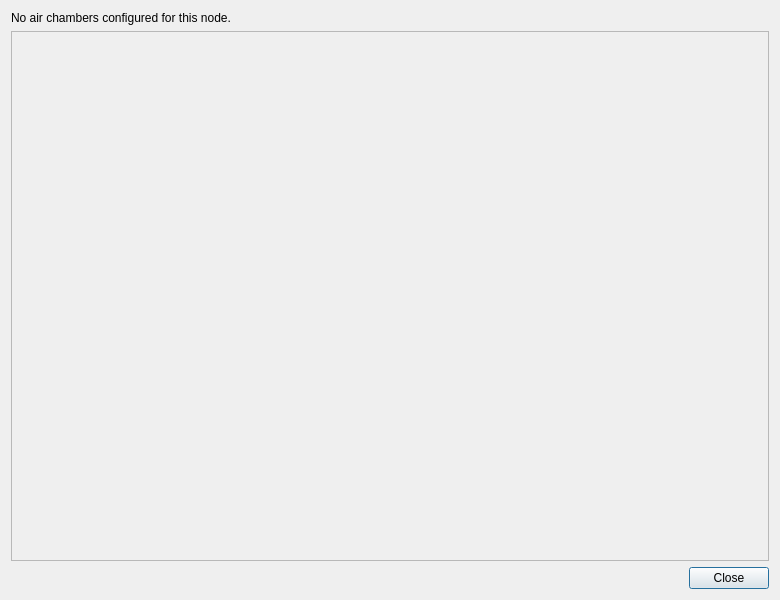
Before: the Qt Designer form src/gui/ui/test_actuators_dialog.ui in techandpeople/SoftEdIBO, drawn with Qt 5.
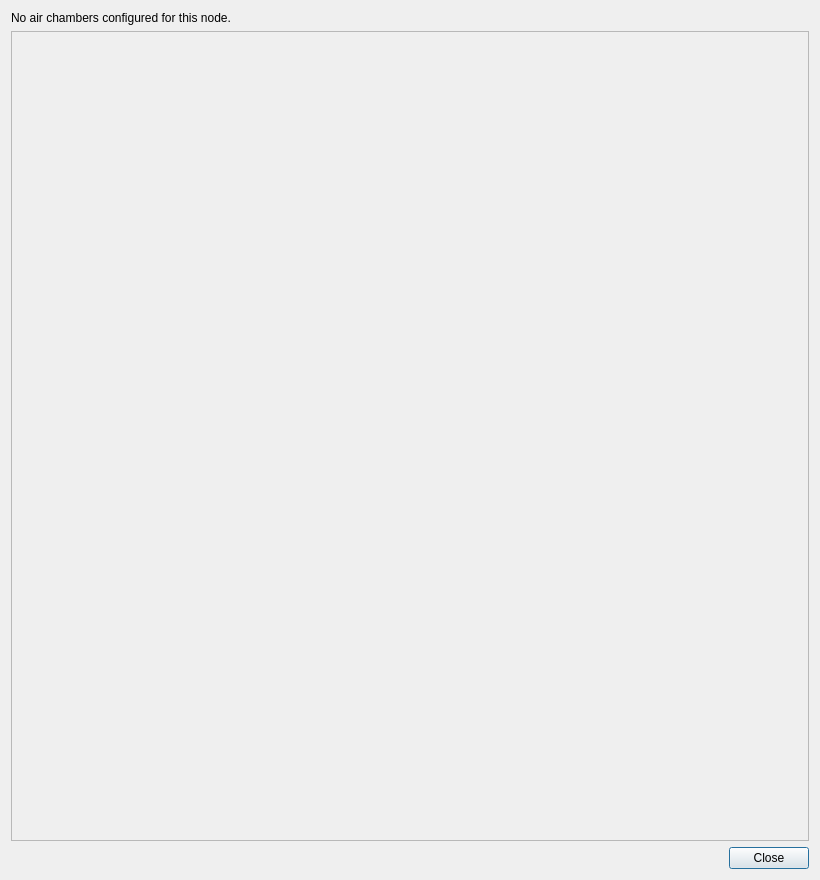
After: the same form once the commit is applied.

The edit to the form file:
```diff
--- a/src/gui/ui/test_actuators_dialog.ui
+++ b/src/gui/ui/test_actuators_dialog.ui
@@ -3,11 +3,11 @@
  <class>TestActuatorsDialog</class>
  <widget class="QDialog" name="TestActuatorsDialog">
   <property name="geometry">
-   <rect><x>0</x><y>0</y><width>780</width><height>600</height></rect>
+   <rect><x>0</x><y>0</y><width>820</width><height>880</height></rect>
   </property>
   <property name="windowTitle"><string>Test Actuators</string></property>
   <property name="minimumSize">
-   <size><width>560</width><height>360</height></size>
+   <size><width>600</width><height>620</height></size>
   </property>
   <layout class="QVBoxLayout" name="verticalLayout">
    <item>
@@ -18,6 +18,15 @@
    </item>
    <item>
     <widget class="QScrollArea" name="chambers_scroll">
+     <property name="sizePolicy">
+      <sizepolicy hsizetype="Expanding" vsizetype="Expanding">
+       <horstretch>0</horstretch>
+       <verstretch>1</verstretch>
+      </sizepolicy>
+     </property>
+     <property name="minimumSize">
+      <size><width>0</width><height>240</height></size>
+     </property>
      <property name="whatsThis"><string>One row per chamber. Use the inflate/deflate controls to drive each chamber by hand and confirm the wiring matches the layout. Keep hands clear of the actuators.</string></property>
      <property name="widgetResizable"><bool>true</bool></property>
      <property name="visible"><bool>false</bool></property>
```
